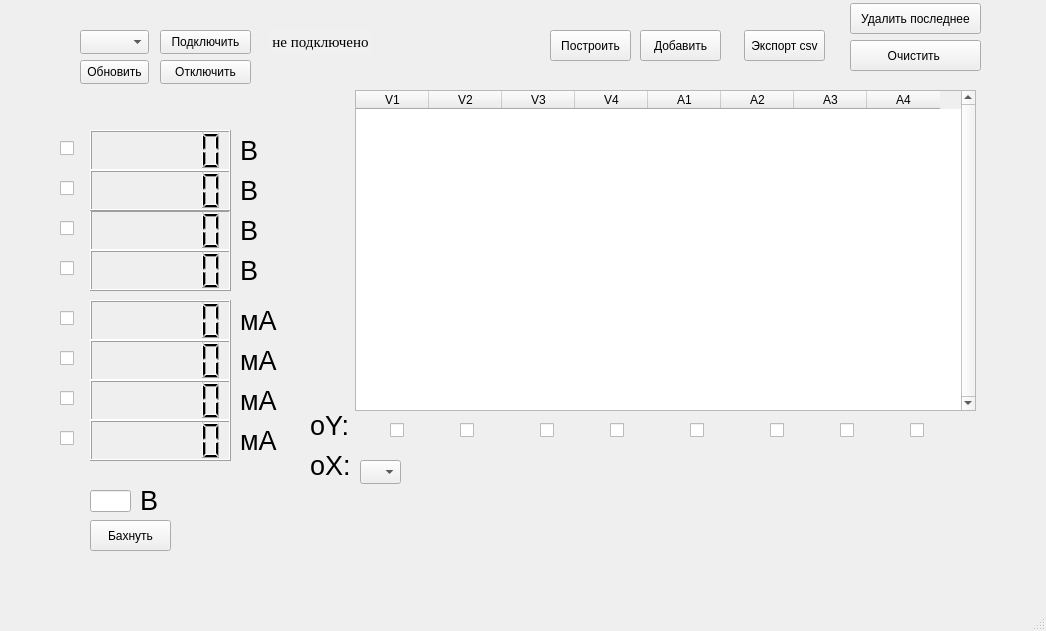
This is interface.ui in KejLater/lab_stand as Qt 5 draws it before an edit. The edited form follows.
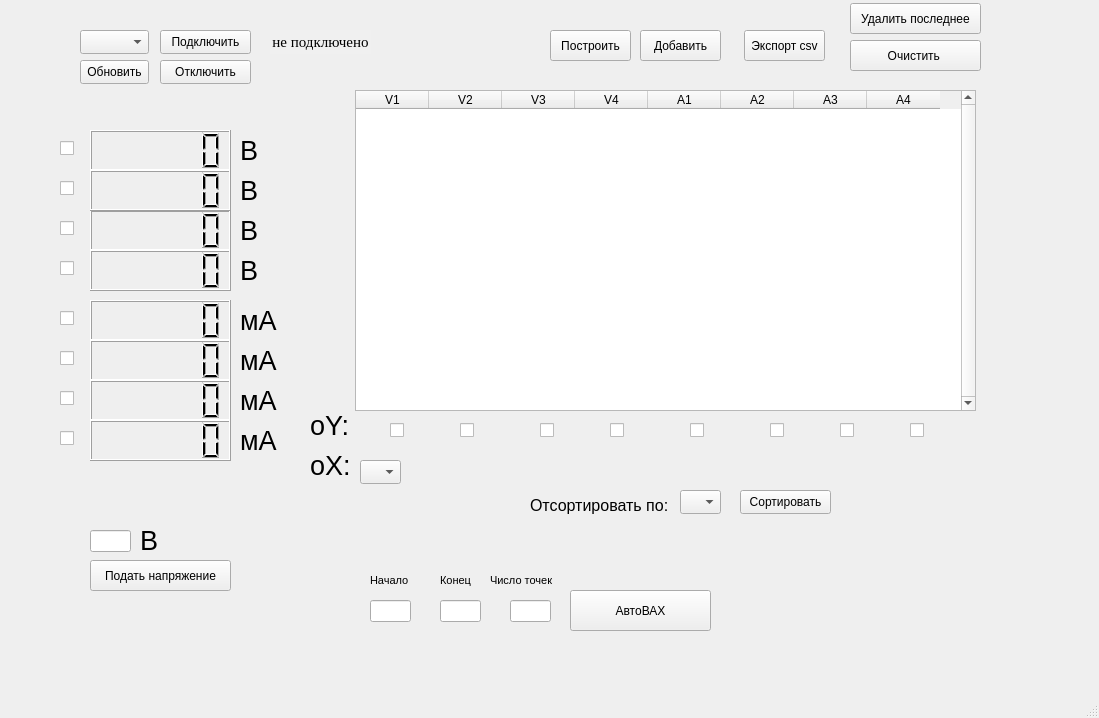
This is the edited form.

Commit message: Trying to make auto_vac work, sorting is done

Patch:
```diff
--- a/interface.ui
+++ b/interface.ui
@@ -6,8 +6,8 @@
    <rect>
     <x>0</x>
     <y>0</y>
-    <width>1046</width>
-    <height>631</height>
+    <width>1099</width>
+    <height>718</height>
    </rect>
   </property>
   <property name="font">
@@ -1139,7 +1139,7 @@
     <property name="geometry">
      <rect>
       <x>90</x>
-      <y>490</y>
+      <y>530</y>
       <width>41</width>
       <height>22</height>
      </rect>
@@ -1155,26 +1155,26 @@
     <property name="geometry">
      <rect>
       <x>140</x>
-      <y>480</y>
-      <width>31</width>
-      <height>41</height>
-     </rect>
-    </property>
-    <property name="text">
-     <string>&lt;html&gt;&lt;head/&gt;&lt;body&gt;&lt;p&gt;&lt;span style=&quot; font-size:20pt;&quot;&gt;В&lt;/span&gt;&lt;/p&gt;&lt;/body&gt;&lt;/html&gt;</string>
-    </property>
-   </widget>
-   <widget class="QPushButton" name="setVoltage">
-    <property name="geometry">
-     <rect>
-      <x>90</x>
       <y>520</y>
-      <width>81</width>
+      <width>31</width>
+      <height>41</height>
+     </rect>
+    </property>
+    <property name="text">
+     <string>&lt;html&gt;&lt;head/&gt;&lt;body&gt;&lt;p&gt;&lt;span style=&quot; font-size:20pt;&quot;&gt;В&lt;/span&gt;&lt;/p&gt;&lt;/body&gt;&lt;/html&gt;</string>
+    </property>
+   </widget>
+   <widget class="QPushButton" name="setVoltage">
+    <property name="geometry">
+     <rect>
+      <x>90</x>
+      <y>560</y>
+      <width>141</width>
       <height>31</height>
      </rect>
     </property>
     <property name="text">
-     <string>Бахнуть</string>
+     <string>Подать напряжение</string>
     </property>
    </widget>
    <widget class="QPushButton" name="close_btn">
@@ -1277,6 +1277,151 @@
      <string>&lt;html&gt;&lt;head/&gt;&lt;body&gt;&lt;p&gt;&lt;span style=&quot; font-size:20pt;&quot;&gt;oY:&lt;/span&gt;&lt;/p&gt;&lt;/body&gt;&lt;/html&gt;</string>
     </property>
    </widget>
+   <widget class="QLineEdit" name="auto_begin">
+    <property name="geometry">
+     <rect>
+      <x>370</x>
+      <y>600</y>
+      <width>41</width>
+      <height>22</height>
+     </rect>
+    </property>
+    <property name="text">
+     <string/>
+    </property>
+   </widget>
+   <widget class="QLineEdit" name="auto_end">
+    <property name="geometry">
+     <rect>
+      <x>440</x>
+      <y>600</y>
+      <width>41</width>
+      <height>22</height>
+     </rect>
+    </property>
+    <property name="text">
+     <string/>
+    </property>
+   </widget>
+   <widget class="QLineEdit" name="auto_step">
+    <property name="geometry">
+     <rect>
+      <x>510</x>
+      <y>600</y>
+      <width>41</width>
+      <height>22</height>
+     </rect>
+    </property>
+    <property name="text">
+     <string/>
+    </property>
+   </widget>
+   <widget class="QLabel" name="V1_label_5">
+    <property name="enabled">
+     <bool>true</bool>
+    </property>
+    <property name="geometry">
+     <rect>
+      <x>370</x>
+      <y>570</y>
+      <width>41</width>
+      <height>21</height>
+     </rect>
+    </property>
+    <property name="text">
+     <string>&lt;html&gt;&lt;head/&gt;&lt;body&gt;&lt;p&gt;&lt;span style=&quot; font-size:8pt;&quot;&gt;Начало&lt;/span&gt;&lt;/p&gt;&lt;/body&gt;&lt;/html&gt;</string>
+    </property>
+   </widget>
+   <widget class="QLabel" name="V1_label_6">
+    <property name="enabled">
+     <bool>true</bool>
+    </property>
+    <property name="geometry">
+     <rect>
+      <x>440</x>
+      <y>570</y>
+      <width>41</width>
+      <height>21</height>
+     </rect>
+    </property>
+    <property name="text">
+     <string>&lt;html&gt;&lt;head/&gt;&lt;body&gt;&lt;p&gt;&lt;span style=&quot; font-size:8pt;&quot;&gt;Конец&lt;/span&gt;&lt;/p&gt;&lt;/body&gt;&lt;/html&gt;</string>
+    </property>
+   </widget>
+   <widget class="QLabel" name="V1_label_7">
+    <property name="enabled">
+     <bool>true</bool>
+    </property>
+    <property name="geometry">
+     <rect>
+      <x>490</x>
+      <y>570</y>
+      <width>71</width>
+      <height>21</height>
+     </rect>
+    </property>
+    <property name="text">
+     <string>&lt;html&gt;&lt;head/&gt;&lt;body&gt;&lt;p&gt;&lt;span style=&quot; font-size:8pt;&quot;&gt;Число точек&lt;/span&gt;&lt;/p&gt;&lt;/body&gt;&lt;/html&gt;</string>
+    </property>
+   </widget>
+   <widget class="QPushButton" name="auto_launch">
+    <property name="geometry">
+     <rect>
+      <x>570</x>
+      <y>590</y>
+      <width>141</width>
+      <height>41</height>
+     </rect>
+    </property>
+    <property name="text">
+     <string>АвтоВАХ</string>
+    </property>
+   </widget>
+   <widget class="QComboBox" name="choose_sort">
+    <property name="geometry">
+     <rect>
+      <x>680</x>
+      <y>490</y>
+      <width>41</width>
+      <height>24</height>
+     </rect>
+    </property>
+    <property name="font">
+     <font>
+      <pointsize>11</pointsize>
+      <strikeout>false</strikeout>
+     </font>
+    </property>
+   </widget>
+   <widget class="QLabel" name="V1_label_8">
+    <property name="enabled">
+     <bool>true</bool>
+    </property>
+    <property name="geometry">
+     <rect>
+      <x>530</x>
+      <y>490</y>
+      <width>141</width>
+      <height>31</height>
+     </rect>
+    </property>
+    <property name="text">
+     <string>&lt;html&gt;&lt;head/&gt;&lt;body&gt;&lt;p&gt;&lt;span style=&quot; font-size:12pt;&quot;&gt;Отсортировать по:&lt;/span&gt;&lt;/p&gt;&lt;/body&gt;&lt;/html&gt;</string>
+    </property>
+   </widget>
+   <widget class="QPushButton" name="sort_launch">
+    <property name="geometry">
+     <rect>
+      <x>740</x>
+      <y>490</y>
+      <width>91</width>
+      <height>24</height>
+     </rect>
+    </property>
+    <property name="text">
+     <string>Сортировать</string>
+    </property>
+   </widget>
   </widget>
   <widget class="QMenuBar" name="menubar">
    <property name="geometry">
```
Left out of the diff: 2 changed lines with no effect on the pictures. The commit also changes 1 other file.
